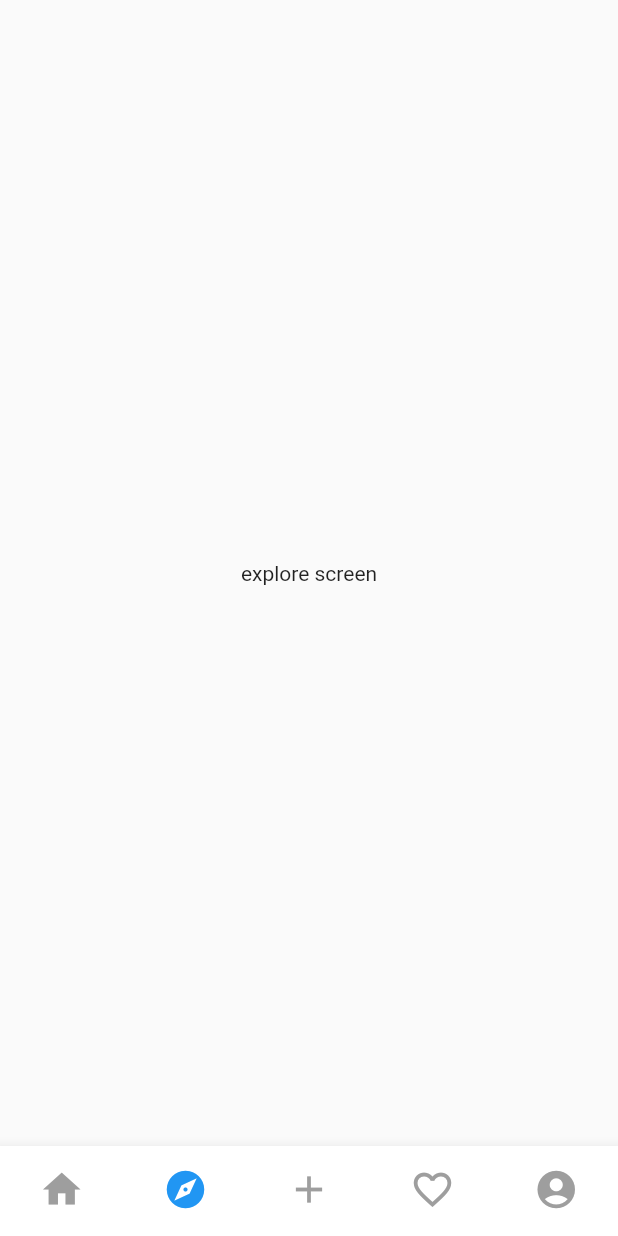
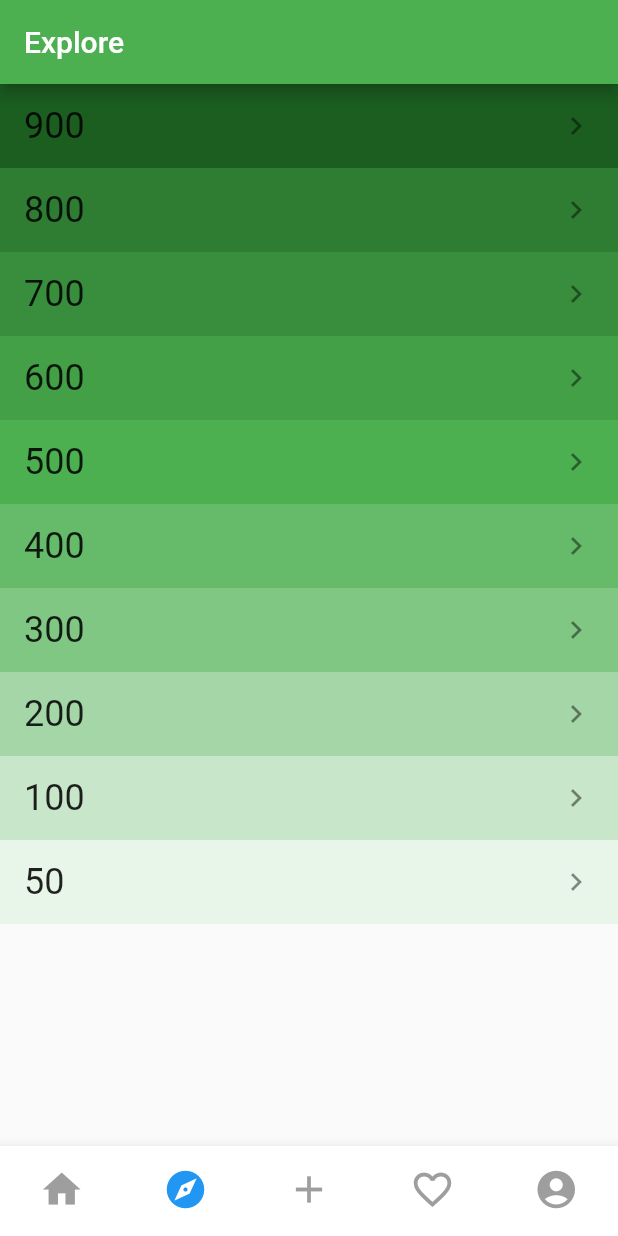
Before and after one commit to imjeen/nested_navigator, a Flutter app: the screen it shows after launch, item 2 of the bottom bar chosen, on a phone screen of 412 x 824 dp. Run offline on Flutter 3.47's test engine with Material 2 defaults, Android fonts, the phone set to English and light mode, and no system bars.

Commit message:
:sparkles:  add widgets: ColorList and ColorDetail

```diff
--- a/lib/screens/explore/explore_screen.dart
+++ b/lib/screens/explore/explore_screen.dart
@@ -1,12 +1,39 @@
 import 'package:flutter/material.dart';
+import 'package:nested_navigator/widgets/color_detail.dart';
+import 'package:nested_navigator/widgets/color_list.dart';
 
 class ExploreScreen extends StatelessWidget {
   const ExploreScreen({Key? key}) : super(key: key);
 
+  final MaterialColor color = Colors.green;
+
   @override
   Widget build(BuildContext context) {
-    return const Center(
-      child: Text('explore screen'),
+    return Scaffold(
+      appBar: AppBar(
+        title: const Text('Explore'),
+        backgroundColor: color,
+      ),
+      body: ColorList(
+        color: color,
+        onTap: (materialIndex) {
+          Navigator.push(context, MaterialPageRoute(
+            builder: (context) {
+              return Scaffold(
+                appBar: AppBar(
+                  title: Text('Colors.green[$materialIndex]'),
+                  backgroundColor: color,
+                ),
+                body: ColorDetail(
+                  color: color,
+                  title: 'Colors.green[$materialIndex]',
+                  materialIndex: materialIndex,
+                ),
+              );
+            },
+          ));
+        },
+      ),
     );
   }
 }
--- a/lib/screens/feed/feed_screen.dart
+++ b/lib/screens/feed/feed_screen.dart
@@ -5,8 +5,8 @@ class FeedScreen extends StatelessWidget {
 
   @override
   Widget build(BuildContext context) {
-    return Center(
-      child: Text('#feed screen'),
+    return const Center(
+      child: Text('feed screen'),
     );
   }
 }
--- /dev/null
+++ b/lib/widgets/color_list.dart
@@ -0,0 +1,48 @@
+import 'package:flutter/material.dart';
+
+class ColorList extends StatelessWidget {
+  final MaterialColor color;
+  final ValueChanged<int>? onTap;
+
+  ColorList({
+    Key? key,
+    required this.color,
+    this.onTap,
+  }) : super(key: key);
+
+  final List<int> materialIndices = [
+    900,
+    800,
+    700,
+    600,
+    500,
+    400,
+    300,
+    200,
+    100,
+    50,
+  ];
+
+  @override
+  Widget build(BuildContext context) {
+    return ListView.builder(
+      itemCount: materialIndices.length,
+      itemBuilder: (context, index) {
+        int materialIndex = materialIndices[index];
+        return Container(
+          color: color[materialIndex],
+          child: ListTile(
+            title: Text(
+              '$materialIndex',
+              style: const TextStyle(fontSize: 24.0),
+            ),
+            trailing: const Icon(Icons.chevron_right),
+            onTap: () {
+              onTap?.call(materialIndex);
+            },
+          ),
+        );
+      },
+    );
+  }
+}
```
Also changed, not shown: lib/screens/create_post/create_post_screen.dart (+29 -2 lines), lib/screens/favorite/favorite_screen.dart (+29 -2 lines), lib/widgets/color_detail.dart (added, +27 -0 lines).
